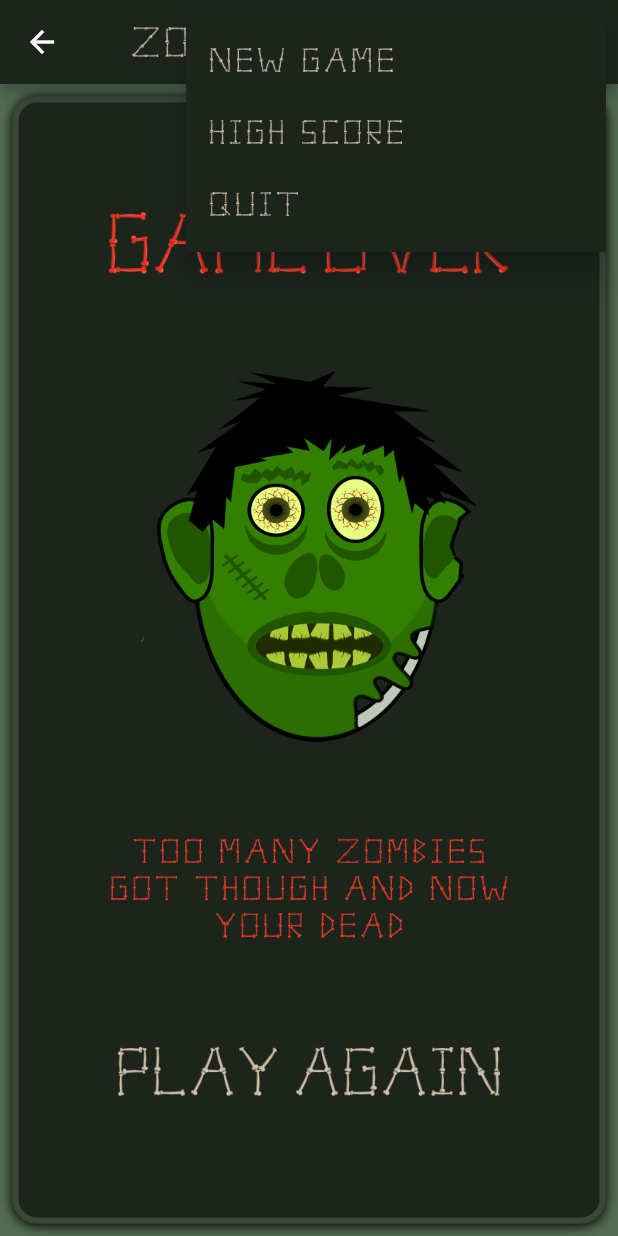
After one commit to matthew-p-colson/zombie_yahtzee, a Flutter app: the ZombieScreen screen opened by its route, after a tap on the "more vert" icon, on a phone screen of 412 x 824 dp. The commit adds this screen. Run offline on Flutter 3.47's test engine with Material 2 defaults, Android fonts, the phone set to English and light mode, and no system bars; our stand-ins replace shared_preferences; accounts and stored records are empty.

Commit message:
November 30, 2022 - Periodic Commit - Undo works for entire game and added zombie screen.

```diff
--- a/lib/logic/state_logic.dart
+++ b/lib/logic/state_logic.dart
@@ -19,7 +19,6 @@ class StateLogic {
 
   static pastToCurrent() {
     Map past = PastState.past.removeLast();
-
     CurrentState.rollCount = past['rollCount'];
     CurrentState.diceValues = List.from(past['diceValues']);
     CurrentState.diceStatus = List.from(past['diceStatus']);
--- a/lib/logic/zombie_logic.dart
+++ b/lib/logic/zombie_logic.dart
@@ -13,6 +13,10 @@ class ZombieLogic {
     return zombieCountImages[CurrentState.zombieCount];
   }
 
+  static tooManyZombies() {
+    return CurrentState.zombieCount >= 10 ? true : false;
+  }
+
   static addZombie() {
     CurrentState.zombieCount++;
   }
--- a/lib/main.dart
+++ b/lib/main.dart
@@ -10,6 +10,7 @@ import 'package:zombie_yahtzee/models/game_state.dart';
 import 'package:zombie_yahtzee/screens/game_screen.dart';
 import 'package:zombie_yahtzee/screens/high_score_screen.dart';
 import 'package:zombie_yahtzee/screens/start_screen.dart';
+import 'package:zombie_yahtzee/screens/zombie_screen.dart';
 
 void main() {
   WidgetsFlutterBinding.ensureInitialized();
@@ -32,11 +33,12 @@ class MyApp extends StatelessWidget {
   Widget build(BuildContext context) {
     return MaterialApp(
       title: 'Zombie Yahtzee',
-      initialRoute: '/',
+      initialRoute: '/game',
       routes: {
         '/': (context) => const StartScreen(),
         '/high_score': (context) => const HighScoreScreen(),
         '/game': (context) => const GameScreen(),
+        '/zombie': (context) => const ZombieScreen(),
       },
     );
   }
--- /dev/null
+++ b/lib/screens/zombie_screen.dart
@@ -0,0 +1,164 @@
+import 'package:flutter/material.dart';
+import 'package:flutter/services.dart';
+import 'package:zombie_yahtzee/logic/letter_logic.dart';
+import 'package:zombie_yahtzee/logic/screen_size_logic.dart';
+import 'package:zombie_yahtzee/logic/state_logic.dart';
+import 'package:zombie_yahtzee/screens/style.dart';
+
+class ZombieScreen extends StatefulWidget {
+  const ZombieScreen({Key? key}) : super(key: key);
+
+  @override
+  State<ZombieScreen> createState() => _ZombieScreenState();
+}
+
+class _ZombieScreenState extends State<ZombieScreen> {
+  @override
+  Widget build(BuildContext context) {
+    ScreenSizeLogic.init(context);
+    return Scaffold(
+      backgroundColor: Styles.kBackgroundColor,
+      appBar: AppBar(
+        backgroundColor: Styles.kContainerColor,
+        centerTitle: true,
+        title: LetterLogic.getLetters(
+          letters: 'Zombie Yahtzee',
+          letterColor: LetterColor.tan,
+          letterHeight: ScreenSizeLogic.blockSizeVertical * 2.5,
+          letterSpacing: ScreenSizeLogic.blockSizeVertical * .5,
+          wordSpacing: ScreenSizeLogic.blockSizeVertical,
+          alignment: MainAxisAlignment.center,
+        ),
+        actions: [
+          PopupMenuButton(
+              onSelected: (value) {
+                switch (value) {
+                  case 0:
+                    Navigator.pushNamedAndRemoveUntil(
+                        context, "/game", (r) => false);
+                    break;
+                  case 1:
+                    Navigator.pushNamed(context, '/high_score');
+                    break;
+                  case 2:
+                    SystemNavigator.pop();
+                    break;
+                }
+              },
+              color: Styles.kContainerColor,
+              iconSize: ScreenSizeLogic.blockSizeVertical * 4,
+              icon: const Icon(
+                Icons.more_vert,
+                color: Styles.kTextColor,
+              ),
+              itemBuilder: (context) {
+                return [
+                  buildActionPopupMenuItem(0, 'New Game'),
+                  buildActionPopupMenuItem(1, 'High Score'),
+                  buildActionPopupMenuItem(2, 'Quit'),
+                ];
+              }),
+        ],
+      ),
+      body: Container(
+        decoration: BoxDecoration(
+            color: Styles.kContainerColor,
+            border: Border.all(
+              color: Styles.kBorderColor,
+              width: ScreenSizeLogic.blockSizeVertical * .5,
+            ),
+            borderRadius: BorderRadius.all(
+              Radius.circular(ScreenSizeLogic.blockSizeVertical * 2),
+            ),
+            boxShadow: const [
+              BoxShadow(
+                  color: Colors.black,
+                  blurRadius: 6.0,
+                  offset: Offset(0.0, 1.0)),
+            ]),
+        margin: EdgeInsets.all(ScreenSizeLogic.blockSizeVertical),
+        padding: EdgeInsets.all(ScreenSizeLogic.blockSizeVertical),
+        child: Column(
+          mainAxisAlignment: MainAxisAlignment.spaceEvenly,
+          children: [
+            LetterLogic.getLetters(
+              letters: 'Game Over',
+              letterColor: LetterColor.red,
+              letterHeight: ScreenSizeLogic.blockSizeVertical * 5,
+              letterSpacing: ScreenSizeLogic.blockSizeVertical * .5,
+              wordSpacing: ScreenSizeLogic.blockSizeVertical,
+              alignment: MainAxisAlignment.center,
+            ),
+            Image.asset(
+              'images/logos/logo.png',
+              height: ScreenSizeLogic.blockSizeVertical * 30,
+            ),
+            Column(
+              children: [
+                LetterLogic.getLetters(
+                  letters: 'Too many zombies',
+                  letterColor: LetterColor.red,
+                  letterHeight: ScreenSizeLogic.blockSizeVertical * 2,
+                  letterSpacing: ScreenSizeLogic.blockSizeVertical * .5,
+                  wordSpacing: ScreenSizeLogic.blockSizeVertical,
+                  alignment: MainAxisAlignment.center,
+                ),
+                SizedBox(
+                  height: ScreenSizeLogic.blockSizeVertical,
+                ),
+                LetterLogic.getLetters(
+                  letters: 'Got though and now',
+                  letterColor: LetterColor.red,
+                  letterHeight: ScreenSizeLogic.blockSizeVertical * 2,
+                  letterSpacing: ScreenSizeLogic.blockSizeVertical * .5,
+                  wordSpacing: ScreenSizeLogic.blockSizeVertical,
+                  alignment: MainAxisAlignment.center,
+                ),
+                SizedBox(
+                  height: ScreenSizeLogic.blockSizeVertical,
+                ),
+                LetterLogic.getLetters(
+                  letters: 'your dead',
+                  letterColor: LetterColor.red,
+                  letterHeight: ScreenSizeLogic.blockSizeVertical * 2,
+                  letterSpacing: ScreenSizeLogic.blockSizeVertical * .5,
+                  wordSpacing: ScreenSizeLogic.blockSizeVertical,
+                  alignment: MainAxisAlignment.center,
+                ),
+              ],
+            ),
+            TextButton(
+              onPressed: () {
+                StateLogic.restartGame();
+                Navigator.pushNamedAndRemoveUntil(
+                    context, '/game', (route) => false);
+              },
+              child: LetterLogic.getLetters(
+                letters: 'Play Again',
+                letterColor: LetterColor.tan,
+                letterHeight: ScreenSizeLogic.blockSizeVertical * 4,
+                letterSpacing: ScreenSizeLogic.blockSizeVertical * .5,
+                wordSpacing: ScreenSizeLogic.blockSizeVertical,
+                alignment: MainAxisAlignment.center,
+              ),
+            ),
+          ],
+        ),
+      ),
+    );
+  }
+
+  PopupMenuItem<int> buildActionPopupMenuItem(int value, String text) {
+    return PopupMenuItem(
+      value: value,
+      child: LetterLogic.getLetters(
+        letters: text,
+        letterColor: LetterColor.tan,
+        letterHeight: ScreenSizeLogic.blockSizeVertical * 2,
+        letterSpacing: ScreenSizeLogic.blockSizeVertical * .5,
+        wordSpacing: ScreenSizeLogic.blockSizeVertical,
+        alignment: MainAxisAlignment.start,
+      ),
+    );
+  }
+}
```
Also changed, not shown: lib/logic/dice_logic.dart (+6 -1 lines), lib/logic/scorecard_logic.dart (+25 -2 lines), lib/screens/game_screen.dart (+34 -5 lines).
